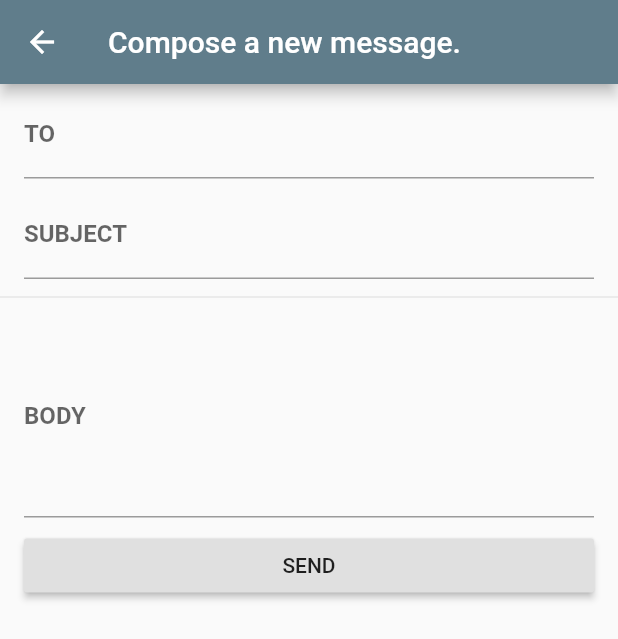
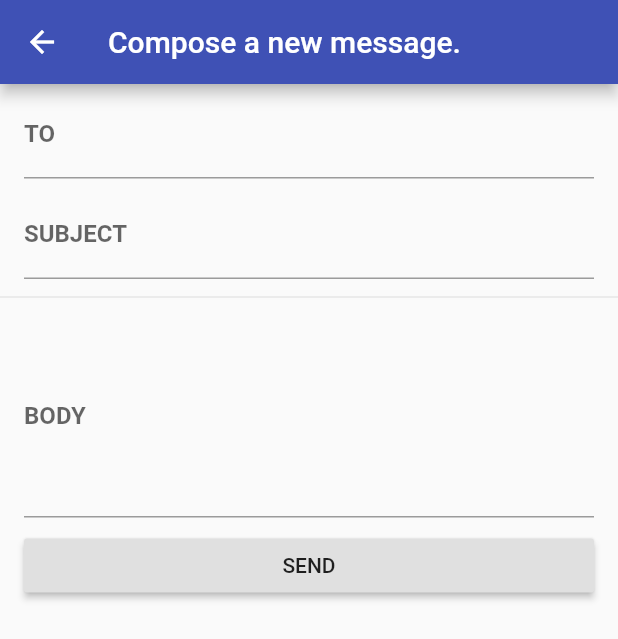
Before and after one commit to amutylo/emailapp, a Flutter app: the screen it shows after launch, after a tap on the "add" icon, on a phone screen of 412 x 824 dp. Shown: the top 639 px of the screen. Run offline on Flutter 3.47's test engine with Material 2 defaults, Android fonts, the phone set to English and light mode, and no system bars; our stand-ins replace flutter_slidable, font_awesome_flutter; generated files the repository leaves out were written again; network calls fail.

```diff
--- a/lib/App.dart
+++ b/lib/App.dart
@@ -1,35 +1,51 @@
-import 'package:emailapp/AppDrawer.dart';
-import 'package:emailapp/MessageList.dart';
+import 'package:emailapp/ContactsScreen.dart';
+import 'package:emailapp/InboxScreen.dart';
 import 'package:flutter/material.dart';
 
-class App extends StatelessWidget {
+import 'CalendarScreen.dart';
+
+class App extends StatefulWidget {
+
+  @override
+  _AppState createState() => _AppState();
+}
+
+class _AppState extends State<App> {
+
+  int _selectedIndex = 0;
 
   @override
   Widget build(BuildContext context) {
-    return DefaultTabController(
-          child: Scaffold(
-        appBar: AppBar(
-          actions: <Widget>[
-            IconButton(
-              icon: Icon(Icons.refresh),
-              onPressed: () {},)
+    return Scaffold(
+        body: [
+          InboxScreen(),
+          ContactsScreen(),
+          CalendarScreen()
+        ].elementAt(_selectedIndex),
+        bottomNavigationBar: BottomNavigationBar(
+          items: <BottomNavigationBarItem>[
+            BottomNavigationBarItem(
+              title: Text("Inbox"),
+              icon: Icon(Icons.mail)
+            ),
+            BottomNavigationBarItem(
+              title: Text("Contacts"),
+              icon: Icon(Icons.people)
+            ),
+            BottomNavigationBarItem(
+              title: Text("Calendar"),
+              icon: Icon(Icons.calendar_today)
+            )
           ],
-          bottom: TabBar(
-            tabs: <Widget>[
-              Tab(text: "Important"),
-              Tab(text: "Other"),
-            ]
-          ),
+          onTap: _onBarItemTap,
+          currentIndex: _selectedIndex,
         ),
-        drawer: AppDrawer(),
-        body: TabBarView(
-          children: <Widget>[
-            MessageList(status: 'important'),
-            MessageList(status: 'other'),
-          ],
-        ),
-      ),
-      length: 2
-    );
+      );
+  }
+
+  void _onBarItemTap(int value) {
+    setState(() {
+      _selectedIndex = value;
+    });
   }
 }
--- /dev/null
+++ b/lib/InboxScreen.dart
@@ -0,0 +1,37 @@
+import 'package:emailapp/AppDrawer.dart';
+import 'package:flutter/material.dart';
+
+import 'MessageList.dart';
+
+class InboxScreen extends StatelessWidget {
+
+  @override
+  Widget build(BuildContext context) {
+    return DefaultTabController(
+          child: Scaffold(
+            appBar: AppBar(
+              title: Text("Inbox"),
+              actions: <Widget>[
+                IconButton(
+                  icon: Icon(Icons.refresh),
+                  onPressed: () {},)
+              ],
+              bottom: TabBar(
+                tabs: <Widget>[
+                  Tab(text: "Important"),
+                  Tab(text: "Other"),
+                ]
+              ),
+            ),
+            drawer: AppDrawer(),
+            body: TabBarView(
+              children: <Widget>[
+                MessageList(status: 'important'),
+                MessageList(status: 'other'),
+              ],
+            ),
+          ),
+          length: 2,
+    );
+  }
+}
--- a/lib/main.dart
+++ b/lib/main.dart
@@ -10,7 +10,7 @@ class EmailApp extends StatelessWidget {
   Widget build(BuildContext context) {
     return MaterialApp(
       title: 'Flutter Demo',
-      theme: ThemeData(primarySwatch: Colors.blueGrey, accentColor: Colors.red),
+      theme: ThemeData(primarySwatch: Colors.indigo, accentColor: Colors.red),
       home: App(),
     );
   }
```
Also changed, not shown: lib/CalendarScreen.dart (added, +19 -0 lines), lib/ContactsScreen.dart (added, +20 -0 lines).
